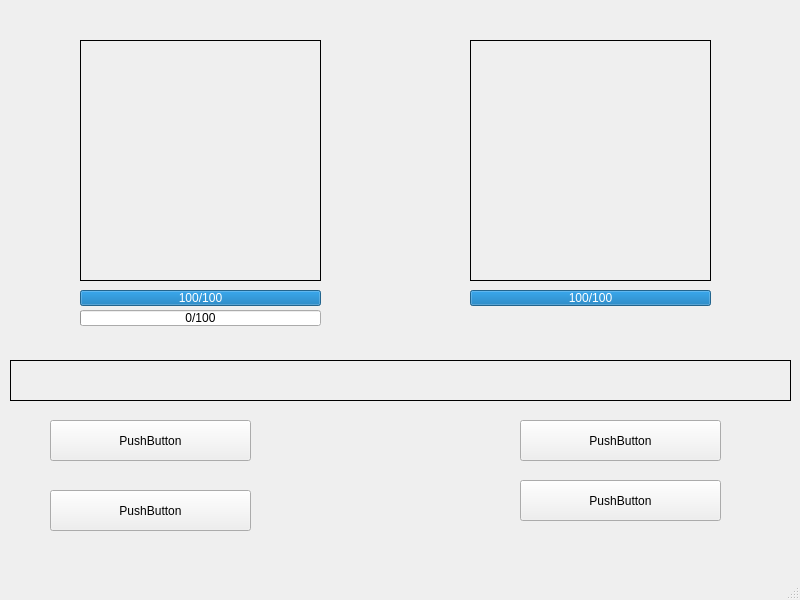
Qt form MainWindow.ui (Ryanarre/ScienceRPG) before a commit.
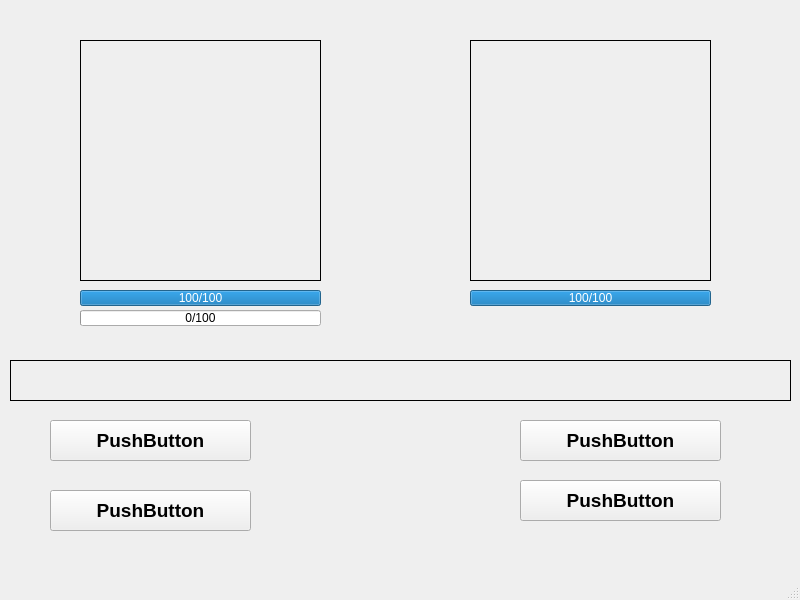
The same form after that commit.

The edit to the form file:
```diff
--- a/MainWindow.ui
+++ b/MainWindow.ui
@@ -141,6 +141,13 @@
       <height>41</height>
      </rect>
     </property>
+    <property name="font">
+     <font>
+      <pointsize>14</pointsize>
+      <weight>75</weight>
+      <bold>true</bold>
+     </font>
+    </property>
     <property name="text">
      <string>PushButton</string>
     </property>
@@ -154,6 +161,13 @@
       <height>41</height>
      </rect>
     </property>
+    <property name="font">
+     <font>
+      <pointsize>14</pointsize>
+      <weight>75</weight>
+      <bold>true</bold>
+     </font>
+    </property>
     <property name="text">
      <string>PushButton</string>
     </property>
@@ -167,6 +181,13 @@
       <height>41</height>
      </rect>
     </property>
+    <property name="font">
+     <font>
+      <pointsize>14</pointsize>
+      <weight>75</weight>
+      <bold>true</bold>
+     </font>
+    </property>
     <property name="text">
      <string>PushButton</string>
     </property>
@@ -180,6 +201,13 @@
       <height>41</height>
      </rect>
     </property>
+    <property name="font">
+     <font>
+      <pointsize>14</pointsize>
+      <weight>75</weight>
+      <bold>true</bold>
+     </font>
+    </property>
     <property name="text">
      <string>PushButton</string>
     </property>
```
